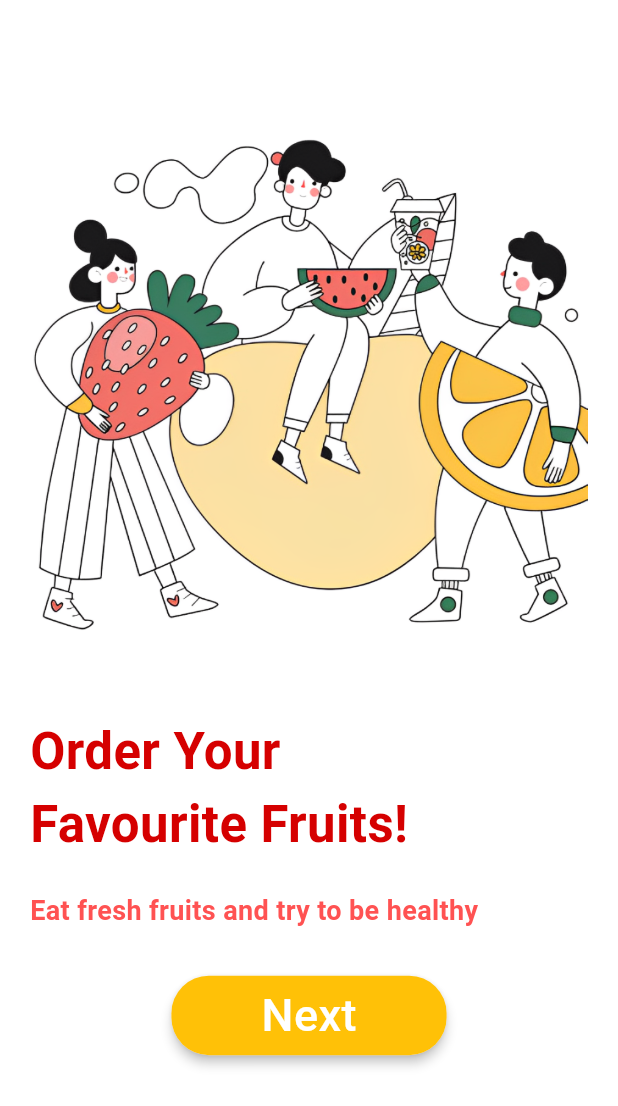
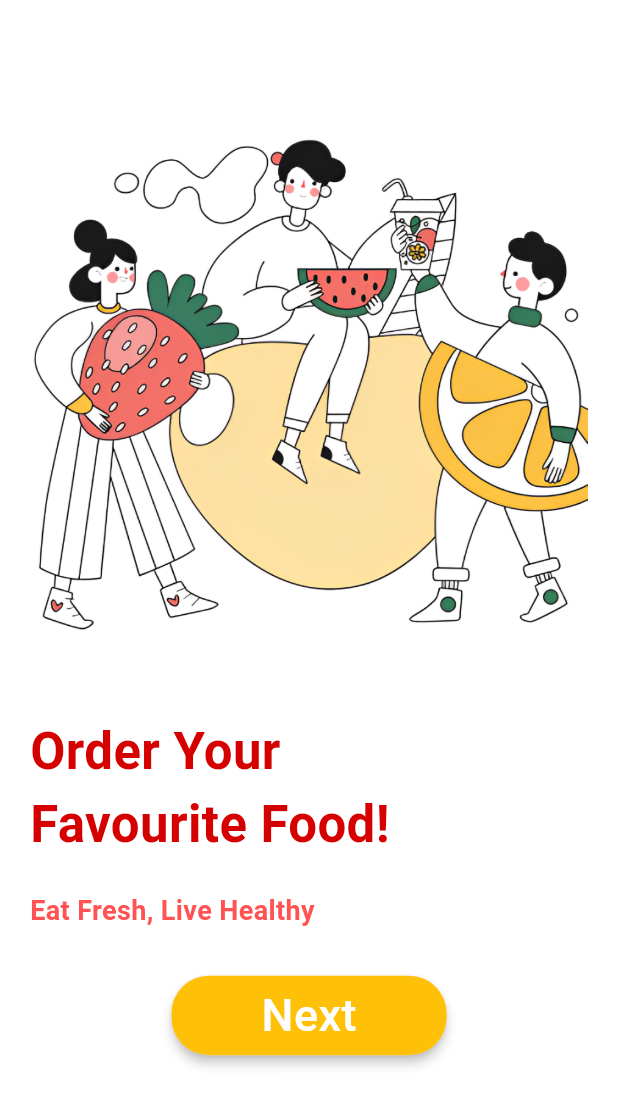
Before and after one commit to abdullahjohar23/grocery-shop-app, a Flutter app: the screen it shows after launch, on a phone screen of 412 x 824 dp. Shown: the top 1106 px of the screen. Run offline on Flutter 3.47's test engine with Material 3 defaults, Android fonts, the phone set to English and light mode, and no system bars.

Commit message:
landing page text updated

```diff
--- a/lib/pages/landing.dart
+++ b/lib/pages/landing.dart
@@ -30,7 +30,7 @@ class _LandingState extends State<Landing> {
                         SizedBox(height: 30),
 
                         Text(
-                            'Order Your\nFavourite Fruits!',
+                            'Order Your\nFavourite Food!',
                             style: TextStyle(
                                 color: Colors.redAccent[700],
                                 fontSize: 34,
@@ -41,7 +41,7 @@ class _LandingState extends State<Landing> {
                         SizedBox(height: 20),
 
                         Text(
-                            'Eat fresh fruits and try to be healthy',
+                            'Eat Fresh, Live Healthy',
                             style: TextStyle(
                                 color: Colors.redAccent[200],
                                 fontSize: 18,
```
